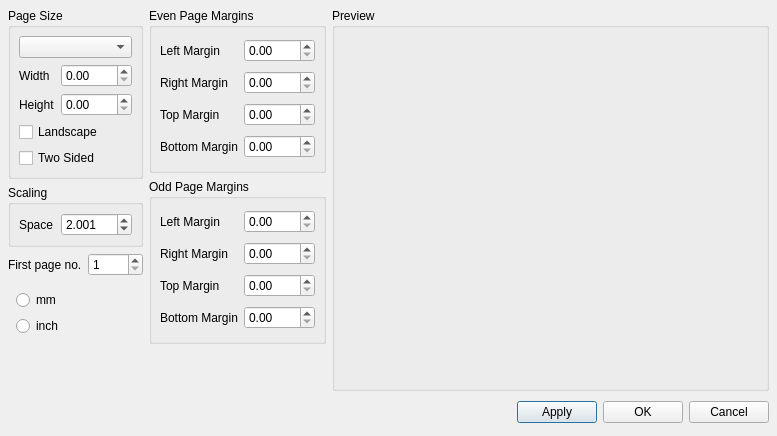
Old version of the form mscore/mscore/pagesettings.ui in the repository musescore/musescore-old.
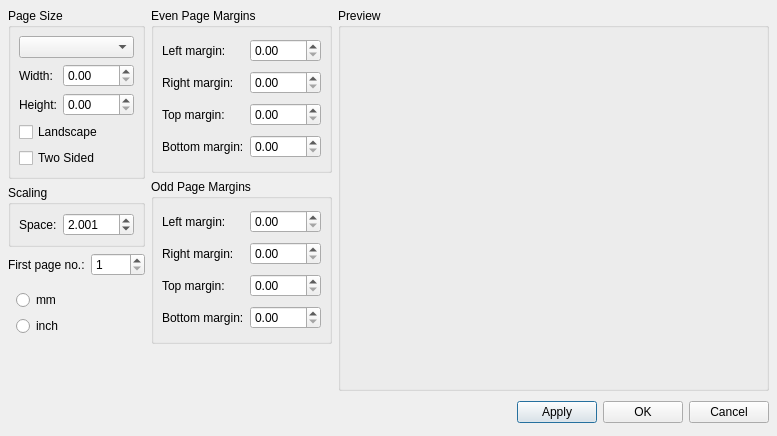
New version of the form.

The edit to the form file:
```diff
--- a/mscore/mscore/pagesettings.ui
+++ b/mscore/mscore/pagesettings.ui
@@ -140,7 +140,7 @@
         <item row="2" column="0">
          <widget class="QLabel" name="label_3">
           <property name="text">
-           <string>Height</string>
+           <string>Height:</string>
           </property>
           <property name="textFormat">
            <enum>Qt::PlainText</enum>
@@ -153,7 +153,7 @@
         <item row="1" column="0">
          <widget class="QLabel" name="label_2">
           <property name="text">
-           <string>Width</string>
+           <string>Width:</string>
           </property>
           <property name="textFormat">
            <enum>Qt::PlainText</enum>
@@ -184,7 +184,7 @@
         <item>
          <widget class="QLabel" name="label">
           <property name="text">
-           <string>Space</string>
+           <string>Space:</string>
           </property>
           <property name="textFormat">
            <enum>Qt::PlainText</enum>
@@ -227,7 +227,7 @@
        <item>
         <widget class="QLabel" name="label_12">
          <property name="text">
-          <string>First page no.</string>
+          <string>First page no.:</string>
          </property>
          <property name="textFormat">
           <enum>Qt::PlainText</enum>
@@ -350,7 +350,7 @@
         <item row="3" column="0">
          <widget class="QLabel" name="label_7">
           <property name="text">
-           <string>Bottom Margin</string>
+           <string>Bottom margin:</string>
           </property>
           <property name="textFormat">
            <enum>Qt::PlainText</enum>
@@ -363,7 +363,7 @@
         <item row="2" column="0">
          <widget class="QLabel" name="label_6">
           <property name="text">
-           <string>Top Margin</string>
+           <string>Top margin:</string>
           </property>
           <property name="textFormat">
            <enum>Qt::PlainText</enum>
@@ -376,7 +376,7 @@
         <item row="1" column="0">
          <widget class="QLabel" name="label_5">
           <property name="text">
-           <string>Right Margin</string>
+           <string>Right margin:</string>
           </property>
           <property name="textFormat">
            <enum>Qt::PlainText</enum>
@@ -389,7 +389,7 @@
         <item row="0" column="0">
          <widget class="QLabel" name="label_4">
           <property name="text">
-           <string>Left Margin</string>
+           <string>Left margin:</string>
           </property>
           <property name="textFormat">
            <enum>Qt::PlainText</enum>
@@ -469,7 +469,7 @@
         <item row="3" column="0">
          <widget class="QLabel" name="label_11">
           <property name="text">
-           <string>Bottom Margin</string>
+           <string>Bottom margin:</string>
           </property>
           <property name="textFormat">
            <enum>Qt::PlainText</enum>
@@ -482,7 +482,7 @@
         <item row="2" column="0">
          <widget class="QLabel" name="label_10">
           <property name="text">
-           <string>Top Margin</string>
+           <string>Top margin:</string>
           </property>
           <property name="textFormat">
            <enum>Qt::PlainText</enum>
@@ -495,7 +495,7 @@
         <item row="1" column="0">
          <widget class="QLabel" name="label_9">
           <property name="text">
-           <string>Right Margin</string>
+           <string>Right margin:</string>
           </property>
           <property name="textFormat">
            <enum>Qt::PlainText</enum>
@@ -508,7 +508,7 @@
         <item row="0" column="0">
          <widget class="QLabel" name="label_8">
           <property name="text">
-           <string>Left Margin</string>
+           <string>Left margin:</string>
           </property>
           <property name="textFormat">
            <enum>Qt::PlainText</enum>
```
Left out of the diff: 6 changed lines with no effect on the pictures.
